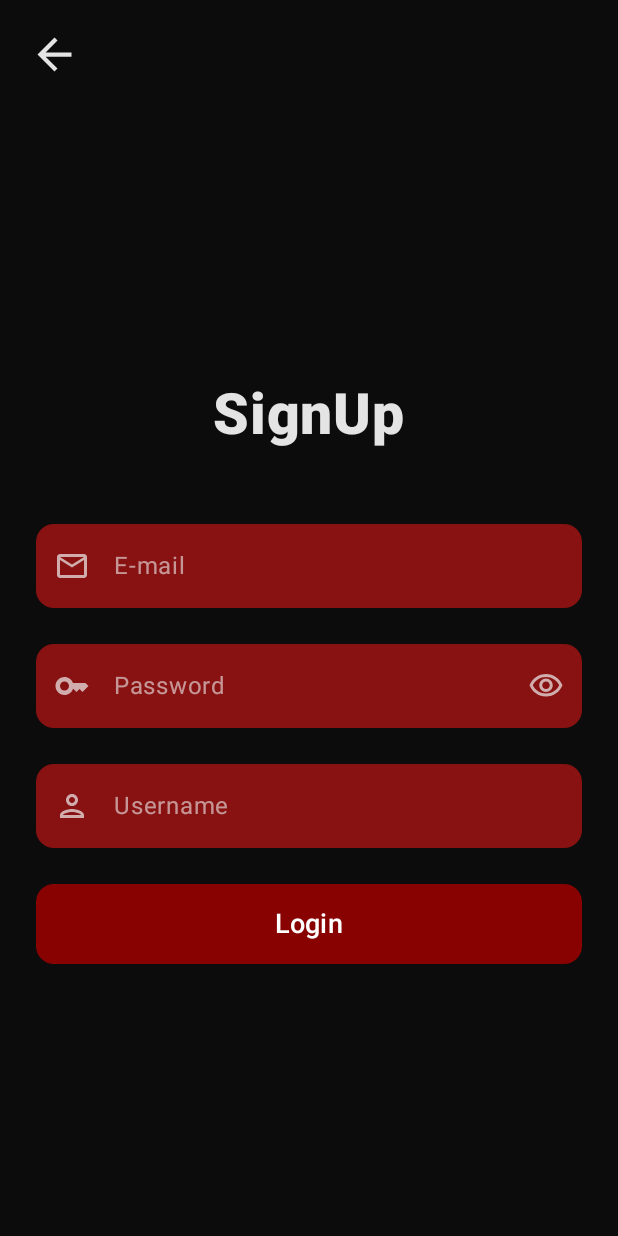
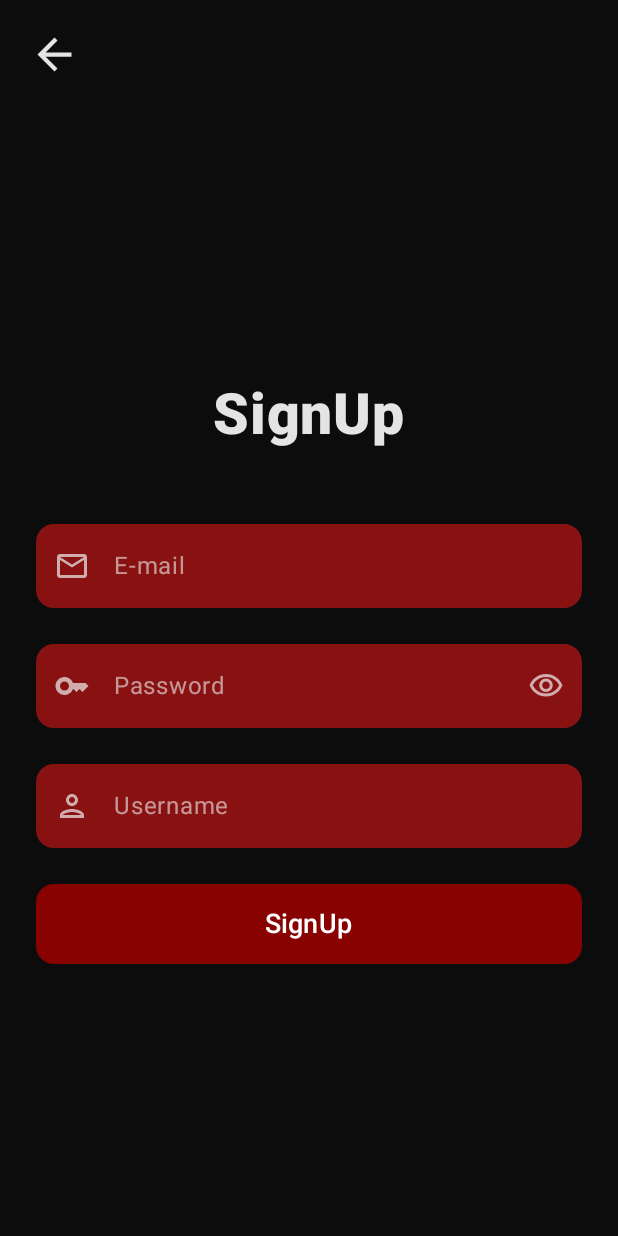
Before and after one commit to jsericksk/Quotes-App, an Android app built with Jetpack Compose: the screen it shows after launch (MainActivity), after a tap on "Login", on a phone screen of 412 x 824 dp. Run offline under Robolectric (Android 15) with nearby library versions, the phone set to English and light mode, and no system bars; our stand-ins replace accompanist; libraries missing offline, so code that uses them is left out: com.google.accompanist.navigation; 1 statement that could not run was skipped.

```diff
--- a/app/src/main/AndroidManifest.xml
+++ b/app/src/main/AndroidManifest.xml
@@ -15,8 +15,8 @@
         <activity
             android:name=".presentation.MainActivity"
             android:exported="true"
-            android:label="@string/app_name"
-            android:theme="@style/Theme.Quotes">
+            android:theme="@style/Theme.Quotes"
+            android:windowSoftInputMode="adjustResize">
             <intent-filter>
                 <action android:name="android.intent.action.MAIN" />
 
--- a/app/src/main/java/com/kproject/quotes/presentation/screens/auth/login/LoginScreen.kt
+++ b/app/src/main/java/com/kproject/quotes/presentation/screens/auth/login/LoginScreen.kt
@@ -55,7 +55,7 @@ private fun MainContent(
             .padding(DefaultScreenPadding)
     ) {
         Text(
-            text = "Login",
+            text = stringResource(id = R.string.login),
             color = MaterialTheme.colorScheme.onPrimary,
             fontSize = 38.sp,
             fontWeight = FontWeight.ExtraBold
--- a/app/src/main/java/com/kproject/quotes/presentation/screens/auth/signup/SignUpScreen.kt
+++ b/app/src/main/java/com/kproject/quotes/presentation/screens/auth/signup/SignUpScreen.kt
@@ -42,7 +42,7 @@ fun SignUpScreen(
     onNavigateToHomeScreen: () -> Unit,
     onNavigateBack: () -> Unit
 ) {
-    MainContent(onNavigateBack = {})
+    MainContent(onNavigateBack = onNavigateBack)
 }
 
 @Composable
@@ -88,7 +88,7 @@ private fun MainContent(
                 .verticalScroll(rememberScrollState())
         ) {
             Text(
-                text = "SignUp",
+                text = stringResource(id = R.string.signup),
                 color = MaterialTheme.colorScheme.onPrimary,
                 fontSize = 38.sp,
                 fontWeight = FontWeight.ExtraBold
@@ -126,7 +126,7 @@ private fun MainContent(
             )
             Spacer(Modifier.height(heightSpacing))
             AuthButton(
-                text = "Login",
+                text = stringResource(id = R.string.signup),
                 onClick = {}
             )
         }
```
